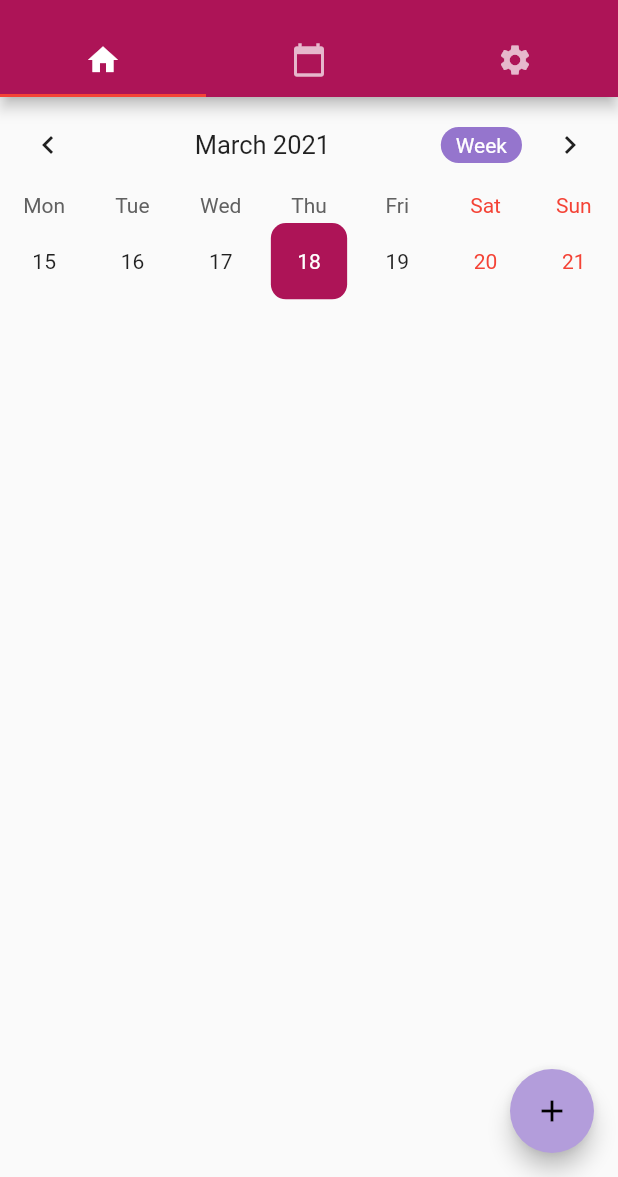
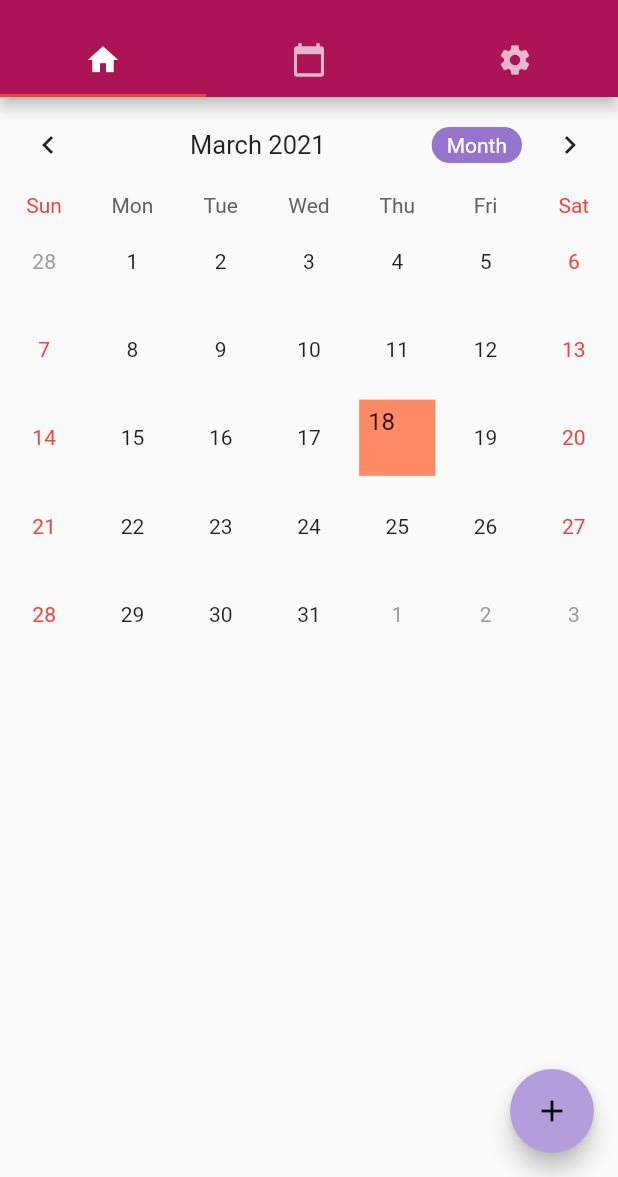
Before and after one commit to kingadamo/betaTestCalendrierMagique, a Flutter app: the screen it shows after launch, on a phone screen of 412 x 824 dp, the part 59-1236 px from its top. Run offline on Flutter 3.47's test engine with Material 2 defaults, Android fonts, the phone set to English and light mode, and no system bars; drawn by our look-alikes of table_calendar; our stand-ins replace shared_preferences, splashscreen.

Commit message:
Ajout Builders

```diff
--- a/lib/main.dart
+++ b/lib/main.dart
@@ -3,7 +3,6 @@ import 'package:flutter/material.dart';
 import 'package:shared_preferences/shared_preferences.dart';
 import 'package:table_calendar/table_calendar.dart';
 import 'package:splashscreen/splashscreen.dart';
-
 
 void main() => runApp(MyApp());
 
@@ -20,7 +19,7 @@ class MyApp extends StatelessWidget {
   }
 }
 
-class AfterSplashPage extends StatefulWidget{
+class AfterSplashPage extends StatefulWidget {
   AfterSplash createState() => AfterSplash();
 }
 
@@ -35,36 +34,34 @@ class _HomePageState extends State<HomePage> {
     return new SplashScreen(
         seconds: 5,
         navigateAfterSeconds: new AfterSplashPage(),
-        title: new Text('Bienvenue :)\nChargement en cours...',
+        title: new Text(
+          'Bienvenue :)\nChargement en cours...',
           textAlign: TextAlign.center,
           overflow: TextOverflow.ellipsis,
-            style: TextStyle( fontWeight: FontWeight.bold, fontSize: 25, color: Colors.white),
+          style: TextStyle(
+              fontWeight: FontWeight.bold, fontSize: 25, color: Colors.white),
         ),
         image: new Image.asset('assets/images/dogecoin.png'),
         //backgroundColor: Colors.white,
 
-        gradientBackground: LinearGradient(begin: Alignment.topLeft,
+        gradientBackground: LinearGradient(
+          begin: Alignment.topLeft,
           end: Alignment(0.0, 2),
-          colors: [const Color(0xFF0E86D4)  , const Color(0xFF800028)   ],
+          colors: [const Color(0xFF0E86D4), const Color(0xFF800028)],
         ),
-
         styleTextUnderTheLoader: new TextStyle(),
         photoSize: 50.0,
-        loaderColor: Colors.indigo[500]
-    );
+        loaderColor: Colors.indigo[500]);
+  }
 }
 
-
-}
-
-class AfterSplash extends State<AfterSplashPage> {
-
+class AfterSplash extends State<AfterSplashPage> with TickerProviderStateMixin {
   CalendarController _controller;
   Map<DateTime, List<dynamic>> _events;
   List<dynamic> _selectedEvents;
   TextEditingController _eventController;
+  AnimationController _animationController;
   SharedPreferences prefs;
-
 
   @override
   void initState() {
@@ -74,6 +71,11 @@ class AfterSplash extends State<AfterSplashPage> {
     _events = {};
     _selectedEvents = [];
     initPrefs();
+
+    _animationController = AnimationController(
+      vsync: this,
+      duration: const Duration(milliseconds: 400),
+    );
   }
 
   // Méthode Init stockage de données via SharedPref
@@ -103,7 +105,6 @@ class AfterSplash extends State<AfterSplashPage> {
     return newMap;
   }
 
-
   @override
   Widget build(BuildContext context) {
     return MaterialApp(
@@ -112,7 +113,6 @@ class AfterSplash extends State<AfterSplashPage> {
         primaryColor: Colors.pink[800],
         accentColor: Colors.deepPurple[200],
       ),
-
       home: DefaultTabController(
         length: 3,
         child: Scaffold(
@@ -120,7 +120,6 @@ class AfterSplash extends State<AfterSplashPage> {
             bottom: TabBar(
               indicatorColor: Colors.red,
               tabs: [
-
                 // Tab #1
                 Tab(icon: Icon(Icons.home)),
 
@@ -142,7 +141,9 @@ class AfterSplash extends State<AfterSplashPage> {
                   children: <Widget>[
                     TableCalendar(
                       events: _events,
-                      initialCalendarFormat: CalendarFormat.week,
+                      initialCalendarFormat: CalendarFormat.month,
+                      formatAnimation: FormatAnimation.slide,
+                      startingDayOfWeek: StartingDayOfWeek.sunday,
                       calendarStyle: CalendarStyle(
                           canEventMarkersOverflow: true,
                           todayColor: Colors.orange,
@@ -160,40 +161,65 @@ class AfterSplash extends State<AfterSplashPage> {
                         formatButtonTextStyle: TextStyle(color: Colors.white),
                         formatButtonShowsNext: false,
                       ),
-                      startingDayOfWeek: StartingDayOfWeek.monday,
                       onDaySelected: (date, events, holidays) {
                         setState(() {
                           _selectedEvents = events;
                         });
                       },
+
                       builders: CalendarBuilders(
-                        selectedDayBuilder: (context, date, events) =>
-                            Container(
+                          selectedDayBuilder: (context, date, events) => Container(
                                   margin: const EdgeInsets.all(4.0),
-                                alignment: Alignment.center,
-                                decoration: BoxDecoration(
-                                    color: Theme.of(context).primaryColor,
-                                    borderRadius: BorderRadius.circular(10.0)),
+                                  padding: const EdgeInsets.only(top: 5.0, left: 6.0),
+                                  color: Colors.deepOrange[300],
+                                  width: 100,
+                                  height: 100,
                                   child: Text(
-                                  date.day.toString(),
-                                  style: TextStyle(color: Colors.white),
-                                )),
+                                    '${date.day}',
+                                    style: TextStyle().copyWith(fontSize: 16.0),
+                                  ),
+                              ),
+
                           todayDayBuilder: (context, date, events) => Container(
                                 margin: const EdgeInsets.all(4.0),
-                            alignment: Alignment.center,
-                            decoration: BoxDecoration(
-                                color: Colors.purple[200],
-                                borderRadius: BorderRadius.circular(10.0)),
-                            child: Text(
-                              date.day.toString(),
-                              style: TextStyle(color: Colors.white),
+                                padding:
+                                    const EdgeInsets.only(top: 5.0, left: 6.0),
+                                color: Colors.red[100],
+                                width: 100,
+                                height: 100,
+                                child: Column(
+                                  mainAxisAlignment: MainAxisAlignment.center,
+                                  children: <Widget>[
+                                    Text(
+                                      '${date.day}',
+                                      style:
+                                          TextStyle().copyWith(fontSize: 16.0),
+                                    ),
+                                    Icon(
+                                      Icons.arrow_circle_down_rounded,
+                                      size: 20.0,
+                                    ),
+                                  ],
+                                ),
                               )),
-                      ),
+
+
                       calendarController: _controller,
                     ),
+
+
+
+                    // Affichage en bas de la page
                     ..._selectedEvents.map((event) => ListTile(
-                      title: Text(event),
+                          title: Text('$event',
+                            textAlign: TextAlign.center,
+                            overflow: TextOverflow.ellipsis,
+                            style: TextStyle(
+                             color: Colors.pink),
+                          ),
                         )),
+
+
                   ],
                 ),
               ),
@@ -205,6 +231,7 @@ class AfterSplash extends State<AfterSplashPage> {
               Icon(Icons.settings),
             ],
           ),
+
           floatingActionButton: FloatingActionButton(
             child: Icon(Icons.add),
             onPressed: _showAddDialog,
@@ -213,8 +240,6 @@ class AfterSplash extends State<AfterSplashPage> {
       ),
     );
   }
-
-
 
   _showAddDialog() async {
     await showDialog(
@@ -247,5 +272,4 @@ class AfterSplash extends State<AfterSplashPage> {
       _selectedEvents = _events[_controller.selectedDay];
     });
   }
-
 }
```
Lines whose indentation alone changed are shown as unchanged.
